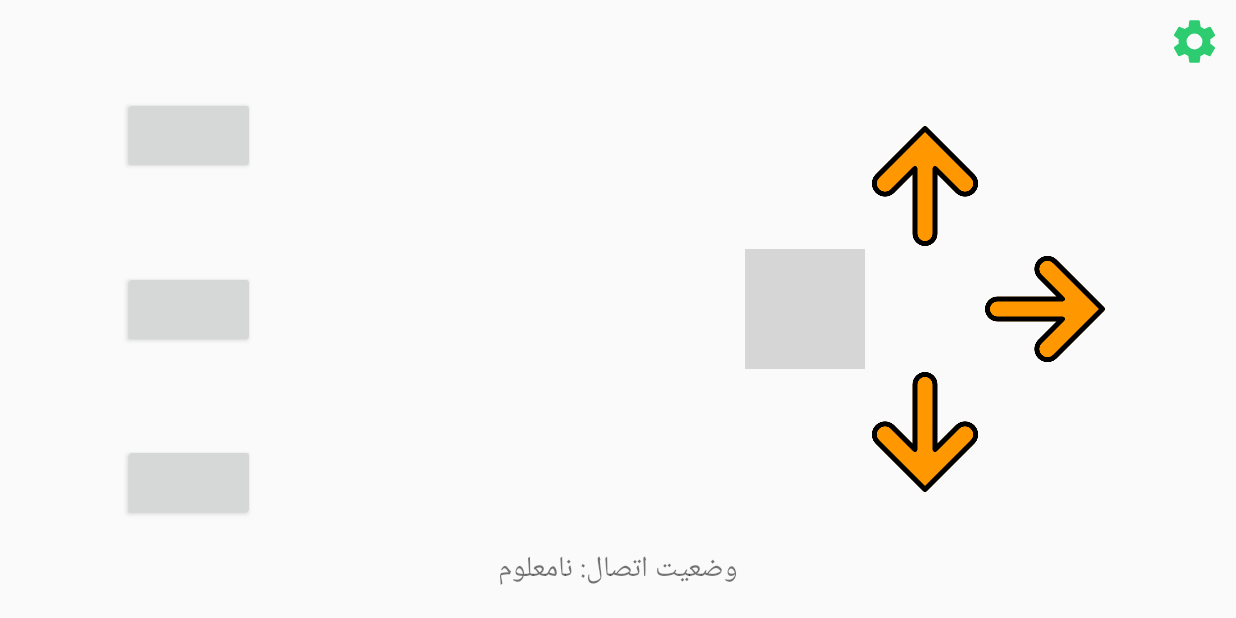
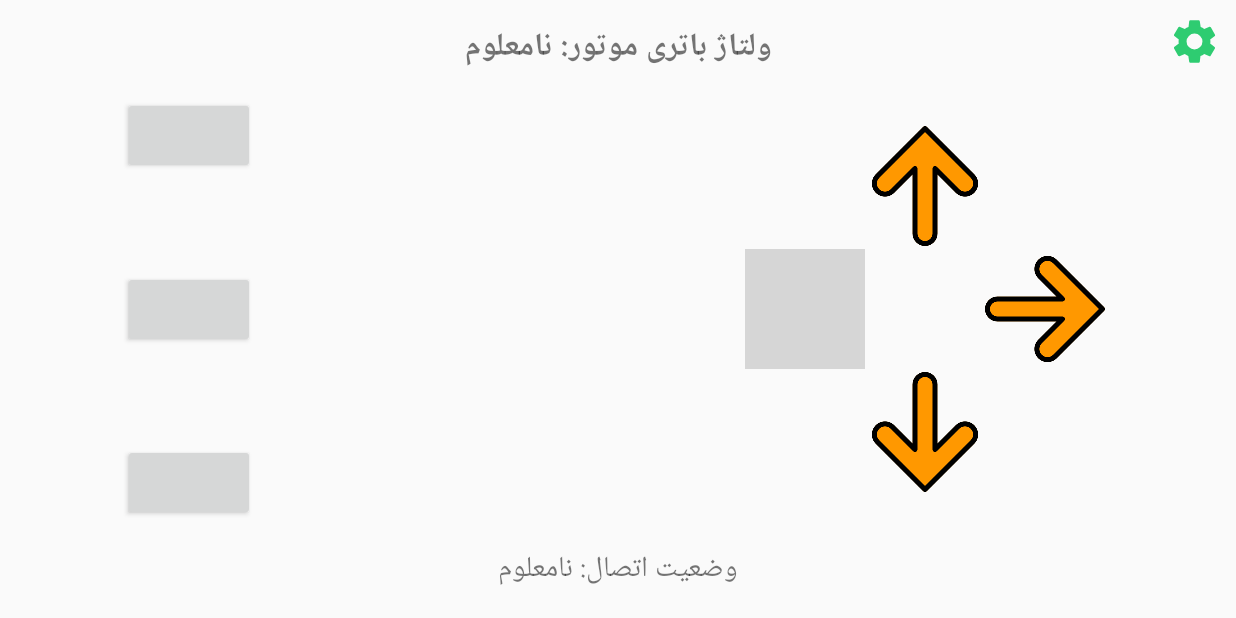
Before and after one commit to mustafa-fahimi/robot_remote, an Android app: the screen it shows after launch (MainActivity), on a phone screen of 824 x 412 dp (held sideways). Run offline under Robolectric (Android 15) with nearby library versions, the light colour scheme and no system bars; our stand-ins replace Volley; plain views replace NoboButton; grey boxes are pictures that could not be loaded.

Commit message:
battery voltage added.last push before adding joystick.

```diff
--- a/app/build.gradle
+++ b/app/build.gradle
@@ -37,4 +37,5 @@ dependencies {
     implementation 'androidx.recyclerview:recyclerview:1.1.0'
     //Material EditText
     implementation 'com.rengwuxian.materialedittext:library:2.1.4'
+    implementation 'io.github.controlwear:virtualjoystick:1.10.1'
 }
--- a/app/src/main/res/layout/activity_main.xml
+++ b/app/src/main/res/layout/activity_main.xml
@@ -1,5 +1,6 @@
 <?xml version="1.0" encoding="utf-8"?>
-<androidx.constraintlayout.widget.ConstraintLayout xmlns:android="http://schemas.android.com/apk/res/android"
+<androidx.constraintlayout.widget.ConstraintLayout
+    xmlns:android="http://schemas.android.com/apk/res/android"
     xmlns:app="http://schemas.android.com/apk/res-auto"
     xmlns:tools="http://schemas.android.com/tools"
     android:layout_width="match_parent"
@@ -121,6 +122,19 @@
         app:layout_constraintStart_toStartOf="parent"
         app:layout_constraintTop_toBottomOf="@+id/ma_btn_gun3" />
 
+    <TextView
+        android:id="@+id/ma_tv_batteryVoltage"
+        android:layout_width="wrap_content"
+        android:layout_height="wrap_content"
+        android:text="@string/battery_voltage"
+        android:textStyle="bold"
+        android:gravity="right"
+        android:textSize="21sp"
+        app:layout_constraintBottom_toTopOf="@+id/ma_btn_gun1"
+        app:layout_constraintEnd_toEndOf="parent"
+        app:layout_constraintStart_toStartOf="parent"
+        app:layout_constraintTop_toTopOf="parent" />
+
     <androidx.appcompat.widget.AppCompatImageButton
         android:id="@+id/ma_btn_settings"
         android:layout_width="35dp"
--- a/app/src/main/res/values/strings.xml
+++ b/app/src/main/res/values/strings.xml
@@ -13,4 +13,5 @@
     <string name="new_wifi_pass">رمز وای فای جدید</string>
     <string name="new_wifi_pass_again">تکرار رمز وای فای جدید</string>
     <string name="submit_on_board">ثبت در مدار</string>
+    <string name="battery_voltage">ولتاژ باتری موتور: نامعلوم</string>
 </resources>
```
Also changed, not shown: app/src/main/java/ir/matarata/robotremote/MainActivity.kt (+8 -0 lines), 1 other file.
